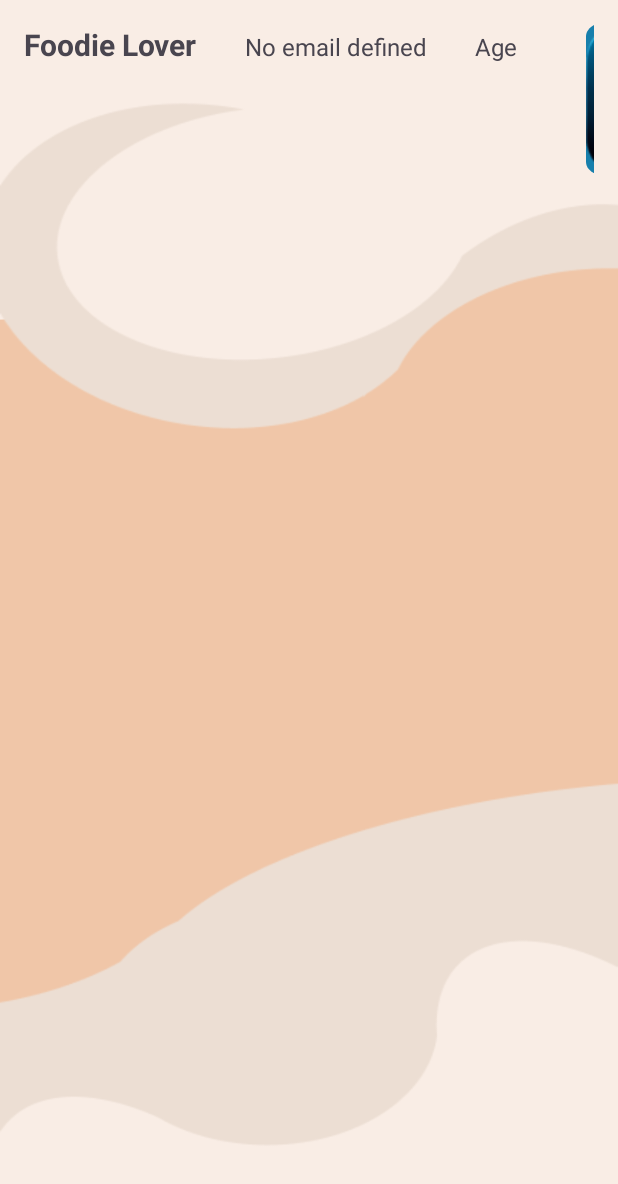
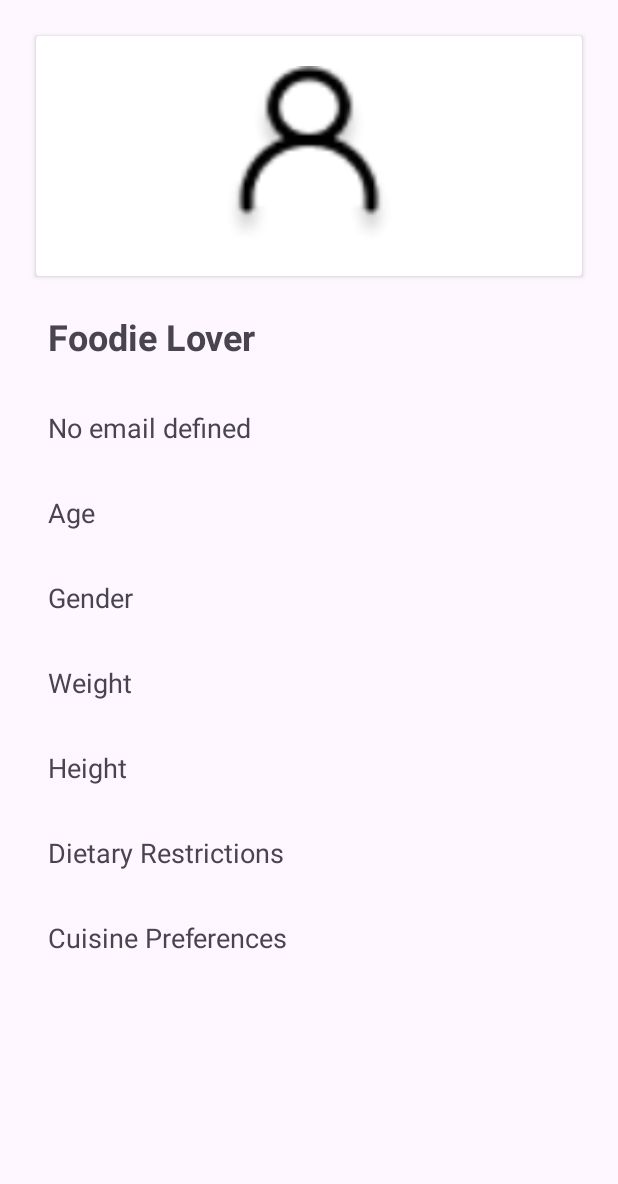
Before and after one commit to blackChan1234/FYP2, an Android app: the ProfileHomeActivity screen opened directly, with no data from a screen before it, after a tap on "MY REVIEW", on a phone screen of 412 x 824 dp. Shown: the top 1184 px of the screen. Run offline under Robolectric (Android 15) with nearby library versions, the phone set to English and light mode, and no system bars; pictures from the network do not load.

Commit message:
輪切圖

```diff
--- a/app/src/main/java/com/example/fyp/ProfileHomeActivity.java
+++ b/app/src/main/java/com/example/fyp/ProfileHomeActivity.java
@@ -4,6 +4,8 @@ import android.content.Intent;
 import android.os.Bundle;
 import android.view.View;
 import android.widget.Button;
+import android.widget.ImageButton;
+
 import androidx.appcompat.app.AppCompatActivity;
 
 public class ProfileHomeActivity extends AppCompatActivity {
@@ -11,9 +13,12 @@ public class ProfileHomeActivity extends AppCompatActivity {
     @Override
     protected void onCreate(Bundle savedInstanceState) {
         super.onCreate(savedInstanceState);
-        setContentView(R.layout.profile); // 替換成你的佈局文件名稱
+        setContentView(R.layout.profile);
 
-        Button btnReview = findViewById(R.id.btnReview);// 初始化按鈕
+        Button btnReview = findViewById(R.id.btnReview);
+        Button btnSetting1 = findViewById(R.id.btnSetting1);
+        Button btnPerson = findViewById(R.id.btnPerson);
+        ImageButton btnHome = findViewById(R.id.btnHome);
         btnReview.setOnClickListener(new View.OnClickListener() {
             @Override
             public void onClick(View v) {
@@ -21,5 +26,27 @@ public class ProfileHomeActivity extends AppCompatActivity {
                 startActivity(intent);
             }
         });
+        btnPerson.setOnClickListener(new View.OnClickListener() {
+            @Override
+            public void onClick(View v) {
+                Intent intent = new Intent(ProfileHomeActivity.this, PersonActivity.class);
+                startActivity(intent);
+            }
+        });
+        btnSetting1.setOnClickListener(new View.OnClickListener() {
+            @Override
+            public void onClick(View v) {
+                Intent intent = new Intent(ProfileHomeActivity.this, SettingsActivity.class);
+                startActivity(intent);
+            }
+        });
+
+        btnHome.setOnClickListener(new View.OnClickListener() {
+            @Override
+            public void onClick(View v) {
+                Intent intent = new Intent(ProfileHomeActivity.this, SettingsActivity.class);
+                startActivity(intent);
+            }
+        });
     }
 }
--- a/app/src/main/res/layout/review.xml
+++ b/app/src/main/res/layout/review.xml
@@ -1,42 +1,111 @@
-<LinearLayout xmlns:android="http://schemas.android.com/apk/res/android"
+<?xml version="1.0" encoding="utf-8"?>
+<ScrollView xmlns:android="http://schemas.android.com/apk/res/android"
     android:layout_width="match_parent"
     android:layout_height="match_parent"
-    android:orientation="horizontal"
-    android:background="@drawable/background"
-    android:padding="16dp"
-    >
+    android:padding="16dp">
 
+    <LinearLayout
+        android:layout_width="match_parent"
+        android:layout_height="wrap_content"
+        android:orientation="vertical">
 
+        <androidx.cardview.widget.CardView
+            android:layout_width="match_parent"
+            android:layout_height="wrap_content"
+            android:layout_margin="8dp"
+            android:elevation="4dp">
+
+            <ImageView
+                android:id="@+id/profile_image"
+                android:layout_width="120dp"
+                android:layout_height="120dp"
+                android:src="@drawable/user"
+                android:layout_gravity="center_horizontal"
+                android:layout_marginTop="20dp"
+                android:layout_marginBottom="20dp" />
+
+        </androidx.cardview.widget.CardView>
 
         <TextView
             android:id="@+id/profile_name"
-        android:layout_width="wrap_content"
+            android:layout_width="match_parent"
             android:layout_height="wrap_content"
             android:text="Name"
-        android:textSize="20sp"
-        android:textStyle="bold" />
+            android:textSize="24sp"
+            android:textStyle="bold"
+            android:gravity="start|center_vertical"
+            android:padding="16dp"
+          />
 
         <TextView
             android:id="@+id/profile_email"
-        android:layout_width="wrap_content"
+            android:layout_width="match_parent"
             android:layout_height="wrap_content"
-        android:layout_marginLeft="32dp"
             android:text="Email"
-        android:textSize="16sp" />
+            android:textSize="18sp"
+            android:gravity="start|center_vertical"
+            android:padding="16dp"
+            />
 
         <TextView
             android:id="@+id/profile_age"
-        android:layout_width="42dp"
+            android:layout_width="match_parent"
             android:layout_height="wrap_content"
-        android:layout_marginLeft="32dp"
             android:text="Age"
-        android:textSize="16sp" />
+            android:textSize="18sp"
+            android:gravity="start|center_vertical"
+            android:padding="16dp"
+             />
 
-    <ImageView
-        android:id="@+id/profile_image"
-        android:layout_width="100dp"
-        android:layout_height="100dp"
-        android:layout_marginLeft="32dp"
-        android:src="@mipmap/ic_launcher" />
+        <TextView
+            android:id="@+id/profile_gender"
+            android:layout_width="match_parent"
+            android:layout_height="wrap_content"
+            android:text="Gender"
+            android:textSize="18sp"
+            android:gravity="start|center_vertical"
+            android:padding="16dp"
+             />
+
+        <TextView
+            android:id="@+id/profile_weight"
+            android:layout_width="match_parent"
+            android:layout_height="wrap_content"
+            android:text="Weight"
+            android:textSize="18sp"
+            android:gravity="start|center_vertical"
+            android:padding="16dp"
+             />
+
+        <TextView
+            android:id="@+id/profile_height"
+            android:layout_width="match_parent"
+            android:layout_height="wrap_content"
+            android:text="Height"
+            android:textSize="18sp"
+            android:gravity="start|center_vertical"
+            android:padding="16dp"
+             />
+
+        <TextView
+            android:id="@+id/profile_dietaryRestrictions"
+            android:layout_width="match_parent"
+            android:layout_height="wrap_content"
+            android:text="Dietary Restrictions"
+            android:textSize="18sp"
+            android:gravity="start|center_vertical"
+            android:padding="16dp"
+             />
+
+        <TextView
+            android:id="@+id/profile_cuisinePreferences"
+            android:layout_width="match_parent"
+            android:layout_height="wrap_content"
+            android:text="Cuisine Preferences"
+            android:textSize="18sp"
+            android:gravity="start|center_vertical"
+            android:padding="16dp"
+            />
 
     </LinearLayout>
+</ScrollView>
```
Also changed, not shown: app/src/main/java/com/example/fyp/HomeFragment.java (+10 -0 lines), app/src/main/java/com/example/fyp/adapters/ImageSliderAdapter.java (added, +47 -0 lines), app/src/main/res/layout/fragment_home.xml (+7 -0 lines), app/src/main/res/layout/profile.xml (+11 -6 lines), app/src/main/res/layout/view_pager.xml (added, +11 -0 lines). Lines whose indentation alone changed are shown as unchanged.
